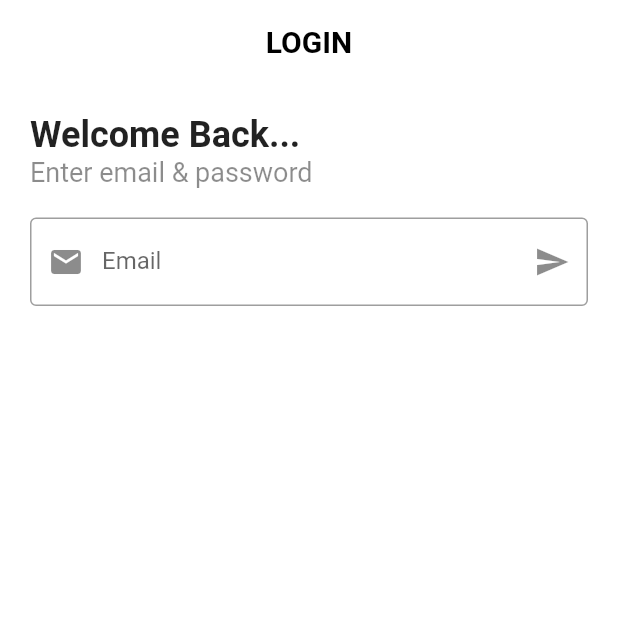
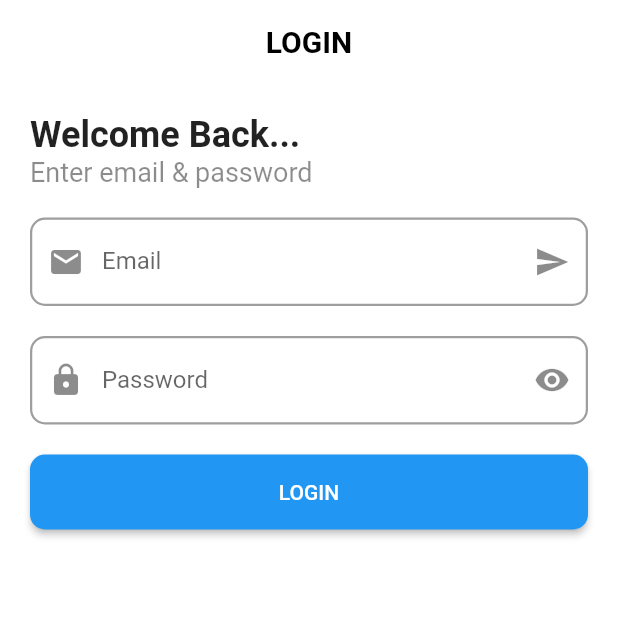
Before and after one commit to WasemAljundy/e_commerce_app, a Flutter app: the screen it shows after launch, after a tap on "Skip", after a tap on "START", on a phone screen of 412 x 824 dp, the top half of it. Run offline on Flutter 3.47's test engine with Material 2 defaults, Android fonts, the phone set to English and light mode, and no system bars.

Commit message:
Second stage completed: Navigation Bar and Screens content.

```diff
--- a/lib/main.dart
+++ b/lib/main.dart
@@ -1,6 +1,7 @@
 import 'package:flutter/material.dart';
 import 'package:ui_app/screens/launch_screen.dart';
 import 'package:ui_app/screens/login_screen.dart';
+import 'package:ui_app/screens/main_screen.dart';
 import 'package:ui_app/screens/out_boarding_screen.dart';
 
 void main() {
@@ -19,6 +20,7 @@ class MyApp extends StatelessWidget {
         '/launch_screen': (context) => const LaunchScreen(),
         '/out_boarding_screen': (context) => const OutBoardingScreen(),
         '/login_screen': (context) => const LoginScreen(),
+        '/main_screen': (context) => const MainScreen(),
       },
     );
   }
--- a/lib/screens/login_screen.dart
+++ b/lib/screens/login_screen.dart
@@ -1,4 +1,6 @@
 import 'package:flutter/material.dart';
+
+import '../widgets/app_text_field.dart';
 
 class LoginScreen extends StatefulWidget {
   const LoginScreen({Key? key}) : super(key: key);
@@ -8,6 +10,27 @@ class LoginScreen extends StatefulWidget {
 }
 
 class _LoginScreenState extends State<LoginScreen> {
+  late TextEditingController _emailTextEditingController;
+  late TextEditingController _passwordTextEditingController;
+  String? _emailErrorText;
+  String? _passwordErrorText;
+
+  @override
+  void initState() {
+    // TODO: implement initState
+    super.initState();
+    _emailTextEditingController = TextEditingController();
+    _passwordTextEditingController = TextEditingController();
+  }
+
+  @override
+  void dispose() {
+    // TODO: implement dispose
+    _emailTextEditingController.dispose();
+    _passwordTextEditingController.dispose();
+    super.dispose();
+  }
+
   @override
   Widget build(BuildContext context) {
     return Scaffold(
@@ -18,10 +41,7 @@ class _LoginScreenState extends State<LoginScreen> {
         elevation: 0,
         title: const Text(
           'LOGIN',
-          style: TextStyle(
-            color: Colors.black,
-            fontWeight: FontWeight.bold
-          ),
+          style: TextStyle(color: Colors.black, fontWeight: FontWeight.bold),
         ),
       ),
       body: Column(
@@ -33,43 +53,56 @@ class _LoginScreenState extends State<LoginScreen> {
             ),
             child: Column(
               crossAxisAlignment: CrossAxisAlignment.start,
-              children: const [
-                Text(
+              children: [
+                const Text(
                   'Welcome Back...',
                   style: TextStyle(
                     fontWeight: FontWeight.bold,
                     fontSize: 24,
                   ),
                 ),
-                Text(
+                const Text(
                   'Enter email & password',
                   style: TextStyle(
                     color: Colors.black45,
-                    fontSize: 18 ,
+                    fontSize: 18,
                   ),
                 ),
-                SizedBox(height: 20,),
-                TextField(
-                  keyboardType: TextInputType.emailAddress,
-                  minLines: 1,
-                  maxLines: 3,
-                  decoration: InputDecoration(
-                    counterText: '',
-                    labelText: 'Email',
-                    hintText: 'wasem@gmail.com',
-                    hintStyle: TextStyle(color: Colors.grey),
-                    prefixIcon: Icon(Icons.email),
-                    suffixIcon: Icon(Icons.send),
-                    border: OutlineInputBorder(
-                      borderSide: BorderSide(
-                        color: Colors.blue,
-                      ),
-                    ),
-                    constraints: BoxConstraints(
-                      minHeight: 10,
-                      maxHeight: 100,
+                const SizedBox(
+                  height: 20,
+                ),
+                AppTextField(
+                  textEditingController: _emailTextEditingController,
+                  prefixIcon: Icons.email,
+                  suffixIcon: Icons.send,
+                  labelText: 'Email',
+                  hintText: 'wasem@gmail.com',
+                  textInputType: TextInputType.emailAddress,
+                  errorText: _emailErrorText,
+                ),
+                const SizedBox(
+                  height: 20,
+                ),
+                AppTextField(
+                  textEditingController: _passwordTextEditingController,
+                  prefixIcon: Icons.lock,
+                  suffixIcon: Icons.remove_red_eye,
+                  labelText: 'Password',
+                  obscureText: true,
+                  errorText: _passwordErrorText,
+                ),
+                const SizedBox(
+                  height: 20,
+                ),
+                ElevatedButton(
+                  onPressed: () => performLogin(),
+                  style: ElevatedButton.styleFrom(
+                    minimumSize: const Size(double.infinity, 50),
+                    shape: RoundedRectangleBorder(
+                      borderRadius: BorderRadius.circular(10),
                     ),
                   ),
+                  child: const Text('LOGIN'),
                 ),
               ],
             ),
@@ -78,4 +111,58 @@ class _LoginScreenState extends State<LoginScreen> {
       ),
     );
   }
+
+  // SOLID - Single Responsibility
+  void performLogin() {
+    if (checkData()) {
+      login();
+    }
+  }
+
+  bool checkData() {
+    if (_emailTextEditingController.text.isNotEmpty &&
+        _passwordTextEditingController.text.isNotEmpty) {
+      checkError();
+      return true;
+    } else {
+      checkError();
+      showMessage(message: 'Enter required fields !', error: true);
+      return false;
+    }
+  }
+
+  void checkError() {
+    setState(() {
+      _emailErrorText = _emailTextEditingController.text.isEmpty
+          ? 'Enter email address'
+          : null;
+      _passwordErrorText =
+          _passwordTextEditingController.text.isEmpty ? 'Enter password' : null;
+    });
+  }
+
+  void login() {
+    showMessage(message: 'Logged in Successfully');
+    Future.delayed(const Duration(seconds: 1), () {
+      Navigator.pushReplacementNamed(context, '/main_screen');
+    });
+  }
+
+  void showMessage({required String message, bool error = false}) {
+    ScaffoldMessenger.of(context).showSnackBar(
+      SnackBar(
+        content: Text(message),
+        backgroundColor: error ? Colors.red : Colors.green,
+        duration: const Duration(seconds: 1),
+        behavior: SnackBarBehavior.floating,
+        shape: RoundedRectangleBorder(
+          borderRadius: BorderRadius.circular(10),
+        ),
+        padding: const EdgeInsets.symmetric(
+          horizontal: 20,
+          vertical: 20,
+        ),
+      ),
+    );
+  }
 }
--- /dev/null
+++ b/lib/widgets/app_text_field.dart
@@ -0,0 +1,62 @@
+import 'package:flutter/material.dart';
+
+class AppTextField extends StatelessWidget {
+  final TextEditingController textEditingController;
+  final TextInputType textInputType;
+  final String labelText;
+  final String? hintText;
+  final bool obscureText;
+  final Color textColor;
+  final IconData prefixIcon;
+  final IconData? suffixIcon;
+  final String? errorText;
+
+  AppTextField({
+    required this.textEditingController,
+    this.textInputType = TextInputType.text,
+    required this.labelText,
+    this.hintText,
+    this.textColor = Colors.black,
+    this.obscureText = false,
+    required this.prefixIcon,
+    this.suffixIcon,
+    this.errorText,
+  });
+
+  @override
+  Widget build(BuildContext context) {
+    return TextField(
+      controller: textEditingController,
+      keyboardType: textInputType,
+      obscureText: obscureText,
+      decoration: InputDecoration(
+        counterText: '',
+        labelText: labelText,
+        hintText: hintText,
+        hintStyle: const TextStyle(color: Colors.grey),
+        prefixIcon: Icon(prefixIcon),
+        suffixIcon: Icon(suffixIcon),
+        errorText: errorText,
+        errorBorder: getBorder(borderColor: Colors.red),
+        border: getBorder(),
+        disabledBorder: getBorder(borderColor: Colors.red.shade200),
+        enabledBorder: getBorder(),
+        focusedBorder: getBorder(borderColor: Colors.blue),
+        constraints: const BoxConstraints(
+          minHeight: 10,
+          maxHeight: 100,
+        ),
+      ),
+    );
+  }
+
+  OutlineInputBorder getBorder({Color borderColor = Colors.grey}) {
+    return OutlineInputBorder(
+      borderRadius: BorderRadius.circular(10),
+      borderSide: BorderSide(
+        color: borderColor,
+        width: 1.5,
+      ),
+    );
+  }
+}
```
Also changed, not shown: lib/models/bn_screen.dart (added, +11 -0 lines), lib/screens/bn_screens/articles_screen.dart (added, +47 -0 lines), lib/screens/bn_screens/favourite_screen.dart (added, +65 -0 lines), lib/screens/bn_screens/home_screen.dart (added, +181 -0 lines), lib/screens/bn_screens/settings_screen.dart (added, +15 -0 lines), lib/screens/main_screen.dart (added, +77 -0 lines).
